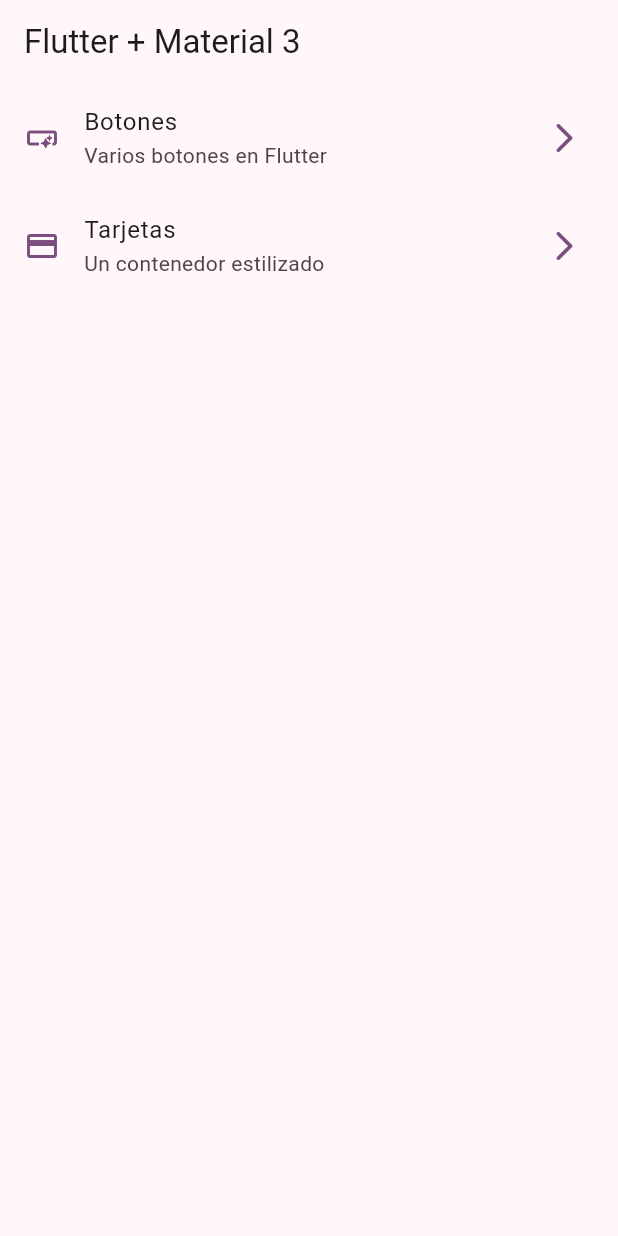
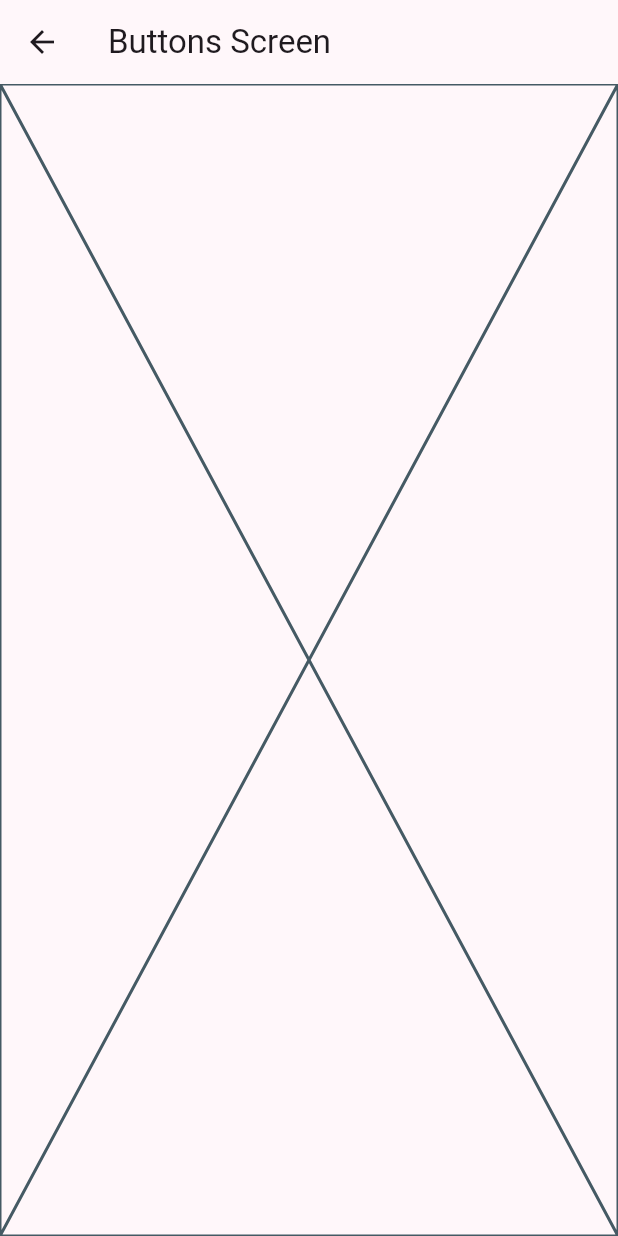
Before and after one commit to JonathanMartinez10/components-app-material-3, a Flutter app: the screen it shows after launch, after a tap on "Botones", on a phone screen of 412 x 824 dp. Run offline on Flutter 3.47's test engine with Material 2 defaults, Android fonts, the phone set to English and light mode, and no system bars.

```diff
--- a/lib/main.dart
+++ b/lib/main.dart
@@ -1,5 +1,7 @@
 import 'package:flutter/material.dart';
 import 'package:widgets_app/config/theme/app_theme.dart';
+import 'package:widgets_app/presentation/screens/buttons/buttons_screen.dart';
+import 'package:widgets_app/presentation/screens/cards/cards_screen.dart';
 import 'package:widgets_app/presentation/screens/home/home_screen.dart';
 
 void main() {
@@ -14,7 +16,11 @@ class MainApp extends StatelessWidget {
     return MaterialApp(
       debugShowCheckedModeBanner: false,
       theme: AppTheme(selectedColor: 4).getTheme(),
-      home: const HomeScreen()
+      home: const HomeScreen(),
+      routes: {
+        '/buttons' :(context) => const ButtonsScreen(),
+        '/cards' :(context) => const CardsScreen(),
+      },
     );
   }
 }
--- /dev/null
+++ b/lib/presentation/screens/buttons/buttons_screen.dart
@@ -0,0 +1,15 @@
+import 'package:flutter/material.dart';
+
+class ButtonsScreen extends StatelessWidget {
+  const ButtonsScreen({super.key});
+
+  @override
+  Widget build(BuildContext context) {
+    return Scaffold(
+      appBar: AppBar(
+        title: const Text('Buttons Screen'),
+      ),
+      body: const Placeholder(),
+    );
+  }
+}
--- a/lib/presentation/screens/home/home_screen.dart
+++ b/lib/presentation/screens/home/home_screen.dart
@@ -1,5 +1,6 @@
 import 'package:flutter/material.dart';
 import 'package:widgets_app/config/menu/menu_items.dart';
+import 'package:widgets_app/presentation/screens/buttons/buttons_screen.dart';
 
 class HomeScreen extends StatelessWidget {
   const HomeScreen({super.key});
@@ -29,7 +30,7 @@ class _HomeView extends StatelessWidget {
 
         final menuItem = appMenuItems[index];
 
-        return _CustomListTile(item: menuItem);
+        return _CustomListTile(menuItem: menuItem);
 
       },
     );
@@ -38,10 +39,10 @@ class _HomeView extends StatelessWidget {
 
 class _CustomListTile extends StatelessWidget {
   const _CustomListTile({
-    required this.item,
+    required this.menuItem,
   });
 
-  final MenuItem item;
+  final MenuItem menuItem;
 
   @override
   Widget build(BuildContext context) {
@@ -49,12 +50,17 @@ class _CustomListTile extends StatelessWidget {
     final colors = Theme.of(context).colorScheme;
 
     return ListTile(
-      title: Text(item.title),
-      subtitle: Text(item.subTitle),
-      leading: Icon(item.icon, color: colors.primary,),
+      title: Text(menuItem.title),
+      subtitle: Text(menuItem.subTitle),
+      leading: Icon(menuItem.icon, color: colors.primary,),
       trailing: Icon(Icons.arrow_forward_ios_rounded, color: colors.primary,),
       onTap: () {
-        //TODO: Navigate to anothers screens
+        // Navigator.of(context).push(
+        //   MaterialPageRoute(
+        //     builder: (context) => const ButtonsScreen(),
+        //   )
+        // );
+        Navigator.pushNamed(context, menuItem.link);
       },
     );
   }
```
Also changed, not shown: lib/presentation/screens/cards/cards_screen.dart (added, +15 -0 lines).
